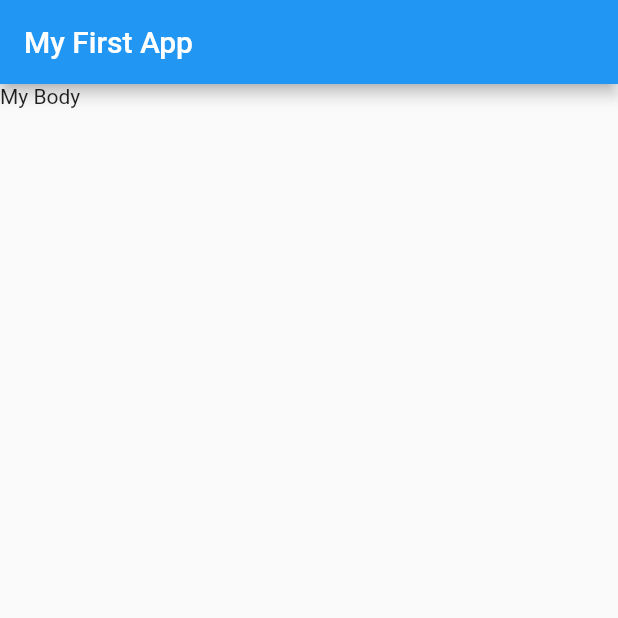
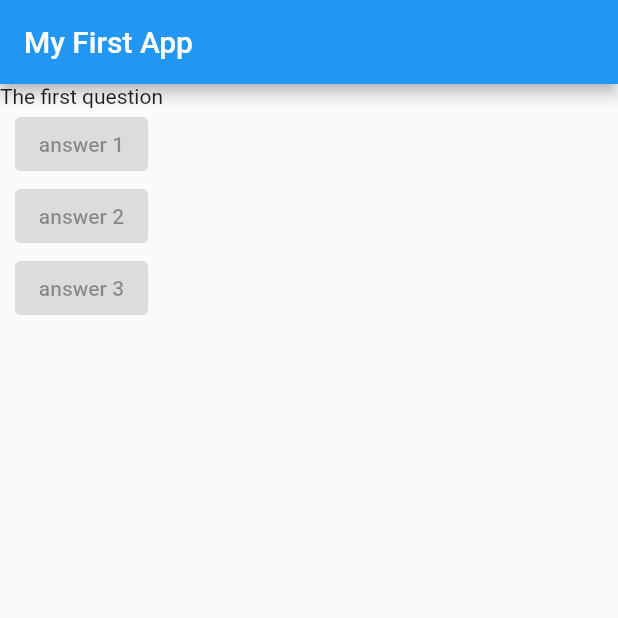
Before and after one commit to huseyintemel/flutterexamples, a Flutter app: the screen it shows after launch, on a phone screen of 412 x 824 dp, the top half of it. Run offline on Flutter 3.47's test engine with Material 2 defaults, Android fonts, the phone set to English and light mode, and no system bars.

Commit message:
Added sample question and answers buttons

```diff
--- a/lib/main.dart
+++ b/lib/main.dart
@@ -12,7 +12,23 @@ class MyApp extends StatelessWidget {
         appBar: AppBar(
           title: Text('My First App'),
         ),
-        body: Text('My Body'),
+        body: Column(
+          children: [
+            Text('The first question'),
+            ElevatedButton(
+              child: Text('answer 1'),
+              onPressed: null,
+            ),
+            ElevatedButton(
+              child: Text('answer 2'),
+              onPressed: null,
+            ),
+            ElevatedButton(
+              child: Text('answer 3'),
+              onPressed: null,
+            ),
+          ],
+        ),
       ),
     );
   }
```
